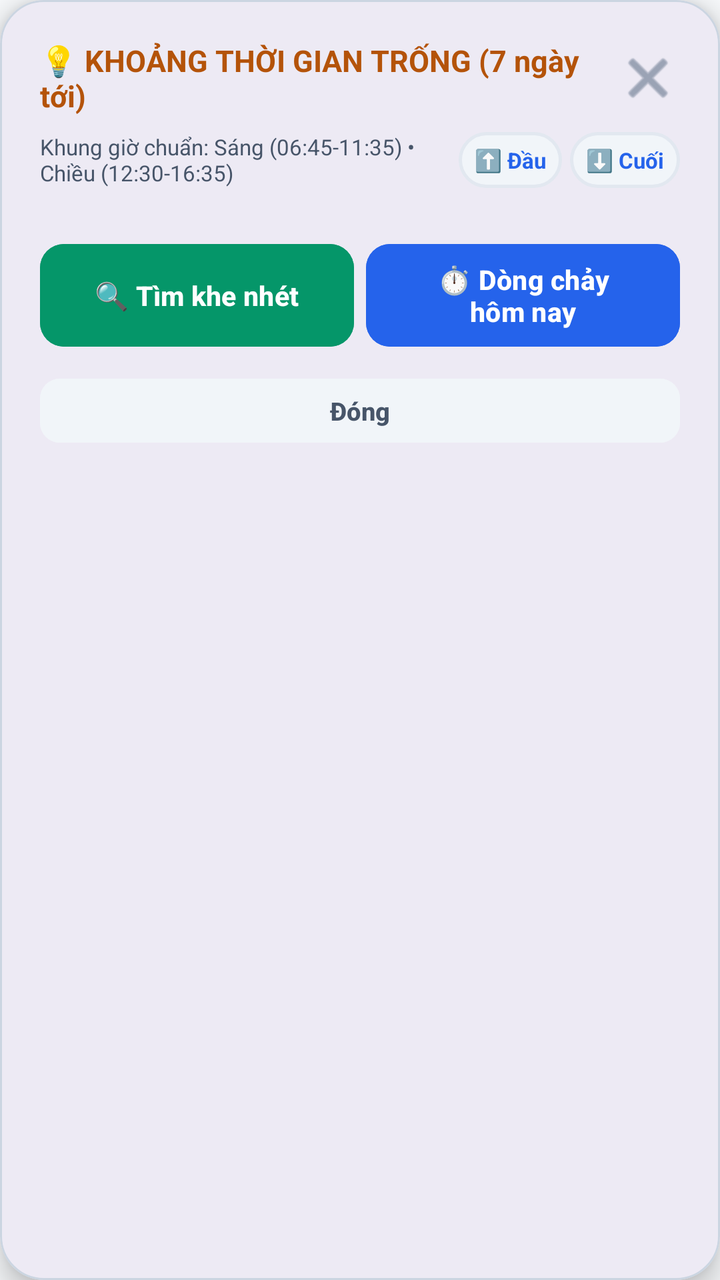
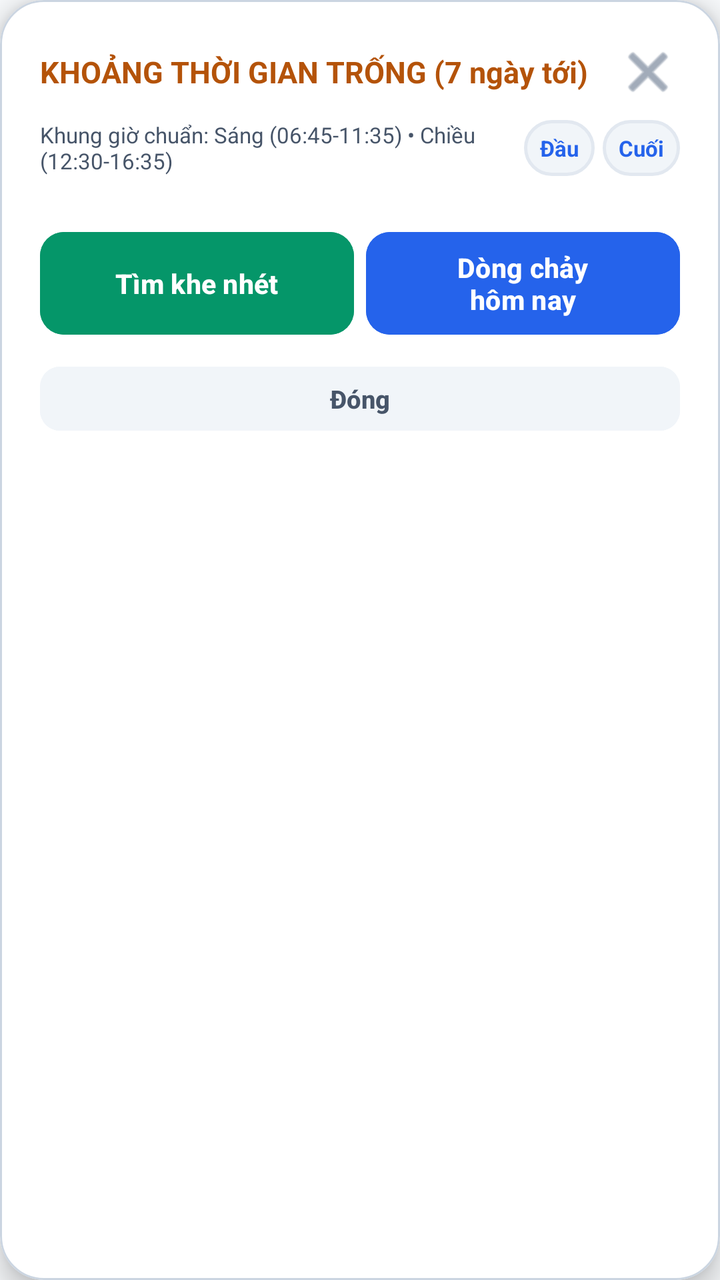

Screens rendered from an Android XML layout before and after an edit, with the pre-edit source and the edit as a unified diff.
<!-- AndroidManifest.xml: application theme Theme.LectuPlan -->
<!-- res/layout/dialog_free_time_analysis.xml -->
<?xml version="1.0" encoding="utf-8"?>
<com.google.android.material.card.MaterialCardView
    xmlns:android="http://schemas.android.com/apk/res/android"
    xmlns:app="http://schemas.android.com/apk/res-auto"
    android:layout_width="match_parent"
    android:layout_height="wrap_content"
    app:cardCornerRadius="22dp"
    app:cardElevation="8dp"
    app:strokeWidth="1dp"
    app:strokeColor="@color/border_default"
    app:cardBackgroundColor="@color/surface_card">

    <LinearLayout
        android:layout_width="match_parent"
        android:layout_height="wrap_content"
        android:orientation="vertical"
        android:padding="20dp">

        
        <LinearLayout
            android:layout_width="match_parent"
            android:layout_height="wrap_content"
            android:orientation="horizontal"
            android:gravity="center_vertical"
            android:layout_marginBottom="8dp">

            <TextView
                android:layout_width="0dp"
                android:layout_height="wrap_content"
                android:layout_weight="1"
                android:text="💡 KHOẢNG THỜI GIAN TRỐNG (7 ngày tới)"
                android:textSize="15sp"
                android:textStyle="bold"
                android:textColor="@color/accent_amber" />

            <ImageButton
                android:id="@+id/btnCloseFreeTimeDialog"
                android:layout_width="32dp"
                android:layout_height="32dp"
                android:background="?android:attr/selectableItemBackgroundBorderless"
                android:contentDescription="Đóng"
                android:src="@android:drawable/ic_menu_close_clear_cancel"
                app:tint="@color/nav_item_unselected_tint" />
        </LinearLayout>

        
        <LinearLayout
            android:layout_width="match_parent"
            android:layout_height="wrap_content"
            android:orientation="horizontal"
            android:gravity="center_vertical"
            android:layout_marginBottom="12dp">

            <TextView
                android:layout_width="0dp"
                android:layout_height="wrap_content"
                android:layout_weight="1"
                android:text="Khung giờ chuẩn: Sáng (06:45-11:35) • Chiều (12:30-16:35)"
                android:textSize="11sp"
                android:textColor="@color/text_secondary" />

            <TextView
                android:id="@+id/btnFreeTimeScrollTop"
                android:layout_width="wrap_content"
                android:layout_height="28dp"
                android:background="@drawable/bg_search_input"
                android:gravity="center"
                android:paddingHorizontal="8dp"
                android:text="⬆️ Đầu"
                android:textColor="@color/accent_blue"
                android:textSize="11sp"
                android:textStyle="bold"
                android:clickable="true"
                android:focusable="true"
                android:layout_marginEnd="4dp" />

            <TextView
                android:id="@+id/btnFreeTimeScrollBottom"
                android:layout_width="wrap_content"
                android:layout_height="28dp"
                android:background="@drawable/bg_search_input"
                android:gravity="center"
                android:paddingHorizontal="8dp"
                android:text="⬇️ Cuối"
                android:textColor="@color/accent_blue"
                android:textSize="11sp"
                android:textStyle="bold"
                android:clickable="true"
                android:focusable="true" />
        </LinearLayout>

        <androidx.recyclerview.widget.RecyclerView
            android:id="@+id/rvFreeTimeDays"
            android:layout_width="match_parent"
            android:layout_height="0dp"
            android:layout_weight="1"
            android:scrollbars="vertical" />

        <LinearLayout
            android:layout_width="match_parent"
            android:layout_height="wrap_content"
            android:orientation="horizontal"
            android:gravity="center_vertical"
            android:layout_marginTop="12dp">

            <Button
                android:id="@+id/btnOpenSmartFinderFromFree"
                android:layout_width="0dp"
                android:layout_height="match_parent"
                android:minHeight="48dp"
                android:layout_weight="1"
                android:layout_marginEnd="6dp"
                android:text="🔍 Tìm khe nhét"
                android:textColor="#FFFFFF"
                android:backgroundTint="#059669"
                android:textSize="13.5sp"
                android:textStyle="bold"
                app:cornerRadius="12dp" />

            <Button
                android:id="@+id/btnOpenTimelineFromFree"
                android:layout_width="0dp"
                android:layout_height="match_parent"
                android:minHeight="48dp"
                android:layout_weight="1"
                android:text="⏱️ Dòng chảy\nhôm nay"
                android:textColor="#FFFFFF"
                android:backgroundTint="#2563EB"
                android:textSize="13.5sp"
                android:textStyle="bold"
                app:cornerRadius="12dp" />
        </LinearLayout>

        <Button
            android:id="@+id/btnCloseFreeTime"
            android:layout_width="match_parent"
            android:layout_height="40dp"
            android:layout_marginTop="8dp"
            android:text="Đóng"
            android:textColor="@color/text_secondary"
            android:backgroundTint="@color/surface_card_secondary"
            android:textSize="12.5sp"
            android:textStyle="bold"
            app:cornerRadius="10dp" />

    </LinearLayout>
</com.google.android.material.card.MaterialCardView>
<!-- resources referenced by this layout -->
<resources>
  <color name="accent_amber">#B45309</color>
  <color name="accent_blue">#2563EB</color>
  <color name="border_default">#CBD5E1</color>
  <color name="nav_item_unselected_tint">#64748B</color>
  <color name="surface_card">#FFFFFF</color>
  <color name="surface_card_secondary">#F1F5F9</color>
  <color name="text_secondary">#475569</color>
  <!-- drawable bg_search_input (drawable) -->
  <?xml version="1.0" encoding="utf-8"?>
  <shape xmlns:android="http://schemas.android.com/apk/res/android"
      android:shape="rectangle">
      <solid android:color="@color/surface_card_secondary" />
      <corners android:radius="14dp" />
      <stroke
          android:width="1.5dp"
          android:color="@color/border_subtle" />
  </shape>
  <style name="Theme.LectuPlan" parent="Base.Theme.LectuPlan" />
  <color name="border_subtle">#E2E8F0</color>
  <style name="Base.Theme.LectuPlan" parent="Theme.Material3.DayNight.NoActionBar">
          <item name="android:windowBackground">@color/window_background</item>
          <item name="colorSurface">@color/surface_card</item>
          <item name="colorOnSurface">@color/text_primary</item>
          <item name="colorSurfaceVariant">@color/surface_card_secondary</item>
          <item name="colorOnSurfaceVariant">@color/text_secondary</item>
          
          <item name="android:windowLightStatusBar" tools:targetApi="23">true</item>
          <item name="android:windowLightNavigationBar" tools:targetApi="27">true</item>
      </style>
  <color name="window_background">#F8FAFC</color>
  <color name="text_primary">#0F172A</color>
</resources>

<!-- the commit's change to res/layout/dialog_free_time_analysis.xml (unified diff, before → after) -->
@@ -28,7 +28,7 @@
                 android:layout_width="0dp"
                 android:layout_height="wrap_content"
                 android:layout_weight="1"
-                android:text="💡 KHOẢNG THỜI GIAN TRỐNG (7 ngày tới)"
+                android:text="KHOẢNG THỜI GIAN TRỐNG (7 ngày tới)"
                 android:textSize="15sp"
                 android:textStyle="bold"
                 android:textColor="@color/accent_amber" />
@@ -66,7 +66,7 @@
                 android:background="@drawable/bg_search_input"
                 android:gravity="center"
                 android:paddingHorizontal="8dp"
-                android:text="⬆️ Đầu"
+                android:text="Đầu"
                 android:textColor="@color/accent_blue"
                 android:textSize="11sp"
                 android:textStyle="bold"
@@ -81,7 +81,7 @@
                 android:background="@drawable/bg_search_input"
                 android:gravity="center"
                 android:paddingHorizontal="8dp"
-                android:text="⬇️ Cuối"
+                android:text="Cuối"
                 android:textColor="@color/accent_blue"
                 android:textSize="11sp"
                 android:textStyle="bold"
@@ -110,7 +110,7 @@
                 android:minHeight="48dp"
                 android:layout_weight="1"
                 android:layout_marginEnd="6dp"
-                android:text="🔍 Tìm khe nhét"
+                android:text="Tìm khe nhét"
                 android:textColor="#FFFFFF"
                 android:backgroundTint="#059669"
                 android:textSize="13.5sp"
@@ -123,7 +123,7 @@
                 android:layout_height="match_parent"
                 android:minHeight="48dp"
                 android:layout_weight="1"
-                android:text="⏱️ Dòng chảy\nhôm nay"
+                android:text="Dòng chảy\nhôm nay"
                 android:textColor="#FFFFFF"
                 android:backgroundTint="#2563EB"
                 android:textSize="13.5sp"
<!-- resource entries referenced after the edit -->
@@ -25,6 +25,7 @@
           <item name="colorOnSurface">@color/text_primary</item>
           <item name="colorSurfaceVariant">@color/surface_card_secondary</item>
           <item name="colorOnSurfaceVariant">@color/text_secondary</item>
+          <item name="elevationOverlayEnabled">false</item>
           
           <item name="android:windowLightStatusBar" tools:targetApi="23">true</item>
           <item name="android:windowLightNavigationBar" tools:targetApi="27">true</item>
